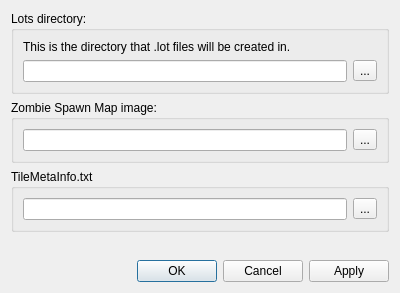
The window that src/editor/generatelotsdialog.ui (timbaker/pzworlded) describes before a commit, drawn with Qt 5.
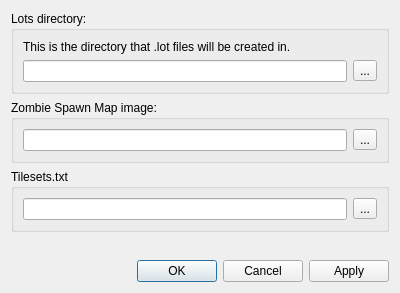
The same window after the commit.

What changed in the file:
```diff
--- a/src/editor/generatelotsdialog.ui
+++ b/src/editor/generatelotsdialog.ui
@@ -101,7 +101,7 @@
    <item row="2" column="0">
     <widget class="QGroupBox" name="groupBox_3">
      <property name="title">
-      <string>TileMetaInfo.txt</string>
+      <string>Tilesets.txt</string>
      </property>
      <layout class="QVBoxLayout" name="verticalLayout_3">
       <item>
```
